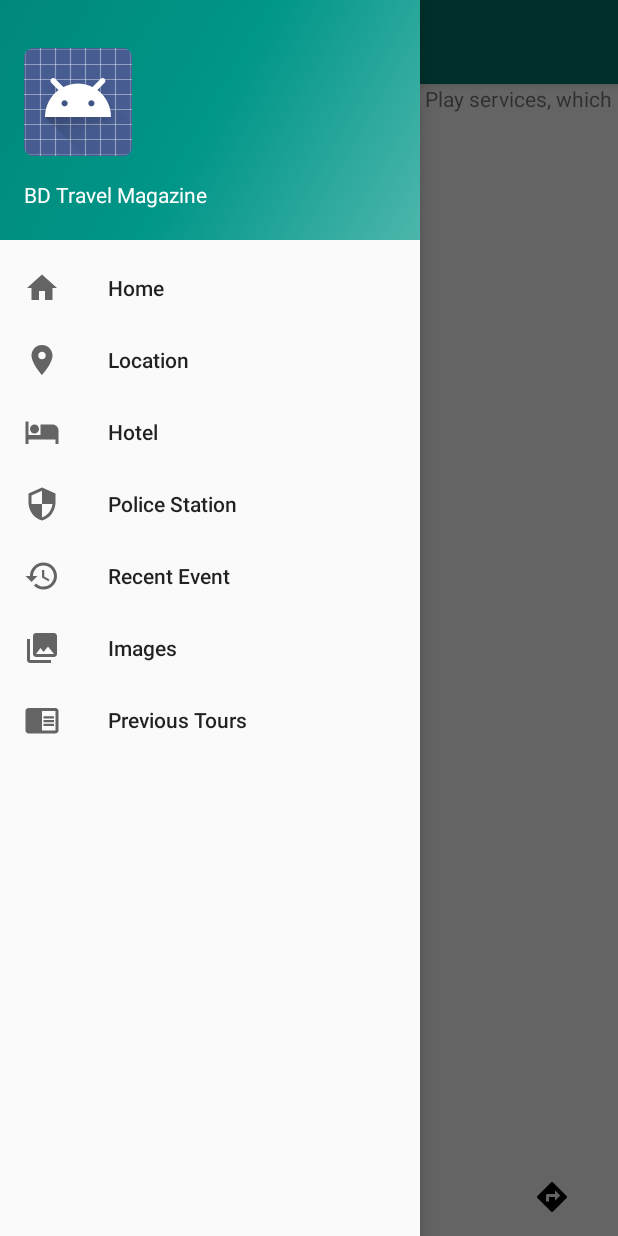
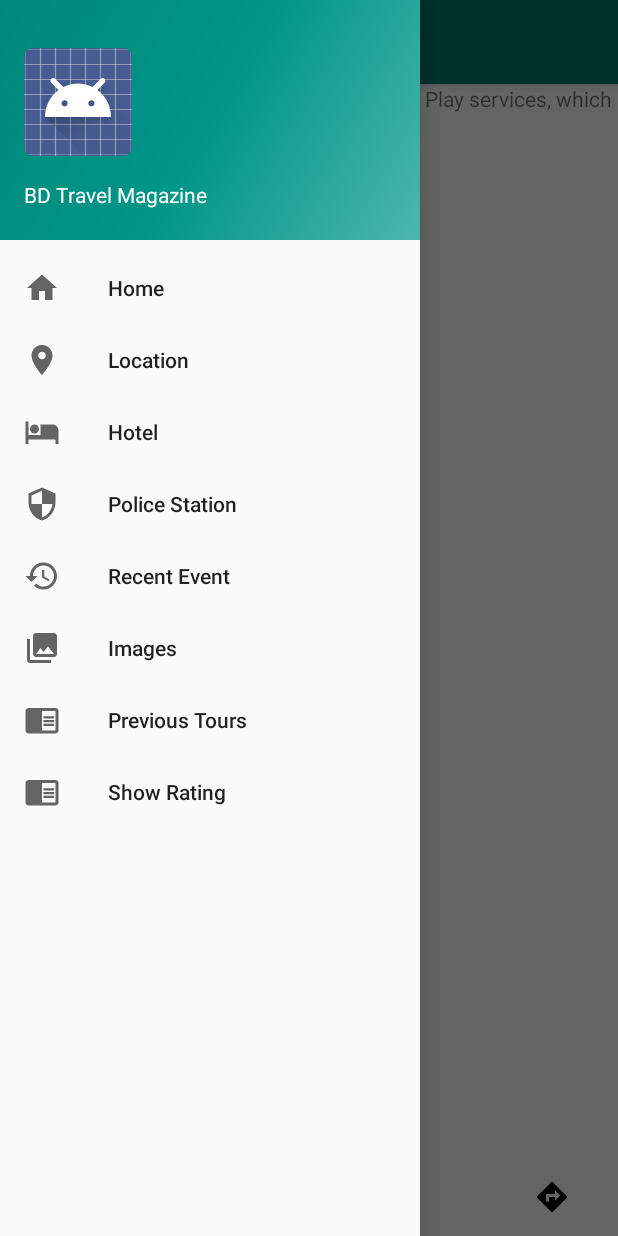
Before and after one commit to TeamShunno/BD-Travel-Magazine, an Android app: the detailsView screen opened directly, with no data from a screen before it, with the side drawer open, on a phone screen of 412 x 824 dp. Run offline under Robolectric (Android 15) with nearby library versions, the phone set to English and light mode, and no system bars; our stand-ins replace Picasso; pictures from the network do not load; 2 statements that could not run were skipped.

Commit message:
Added show_rating item,, show_rating function
and changed the accent color

```diff
--- a/app/src/main/res/layout/details_view.xml
+++ b/app/src/main/res/layout/details_view.xml
@@ -23,7 +23,9 @@
                 android:layout_width="match_parent"
                 android:layout_height="?attr/actionBarSize"
                 android:background="?attr/colorPrimary"
-                app:popupTheme="@style/AppTheme.PopupOverlay" />
+                app:popupTheme="@style/AppTheme.PopupOverlay"
+
+            />
 
         </android.support.design.widget.AppBarLayout>
 
@@ -31,7 +33,8 @@
             android:layout_width="match_parent"
             android:layout_height="match_parent"
             android:layout_alignParentBottom="true"
-            android:layout_below="@id/appBarLayout">
+            android:layout_below="@id/appBarLayout"
+            android:id="@+id/relativeLayout">
 
             <RelativeLayout
                 android:id="@+id/mapLayout"
--- a/app/src/main/res/menu/activity_details_drawer.xml
+++ b/app/src/main/res/menu/activity_details_drawer.xml
@@ -29,5 +29,9 @@
         android:id="@+id/nav_prev_tours"
         android:icon="@drawable/ic_chrome_reader_mode_black_24dp"
         android:title="Previous Tours" />
+    <item
+        android:id="@+id/nav_rating"
+        android:icon="@drawable/ic_chrome_reader_mode_black_24dp"
+        android:title="Show Rating" />
 
 </menu>
--- a/app/src/main/res/values/styles.xml
+++ b/app/src/main/res/values/styles.xml
@@ -5,7 +5,7 @@
         <!-- Customize your theme here. -->
         <item name="colorPrimary">@color/colorPrimary</item>
         <item name="colorPrimaryDark">@color/colorPrimaryDark</item>
-        <item name="colorAccent">@color/colorAccent</item>
+        <item name="colorAccent">@color/material_deep_teal_200</item>
     </style>
 
     <style name="AppTheme.NoActionBar">
```
Also changed, not shown: app/src/main/java/team/shunno/bdtm/detailsView.java (+39 -0 lines).
